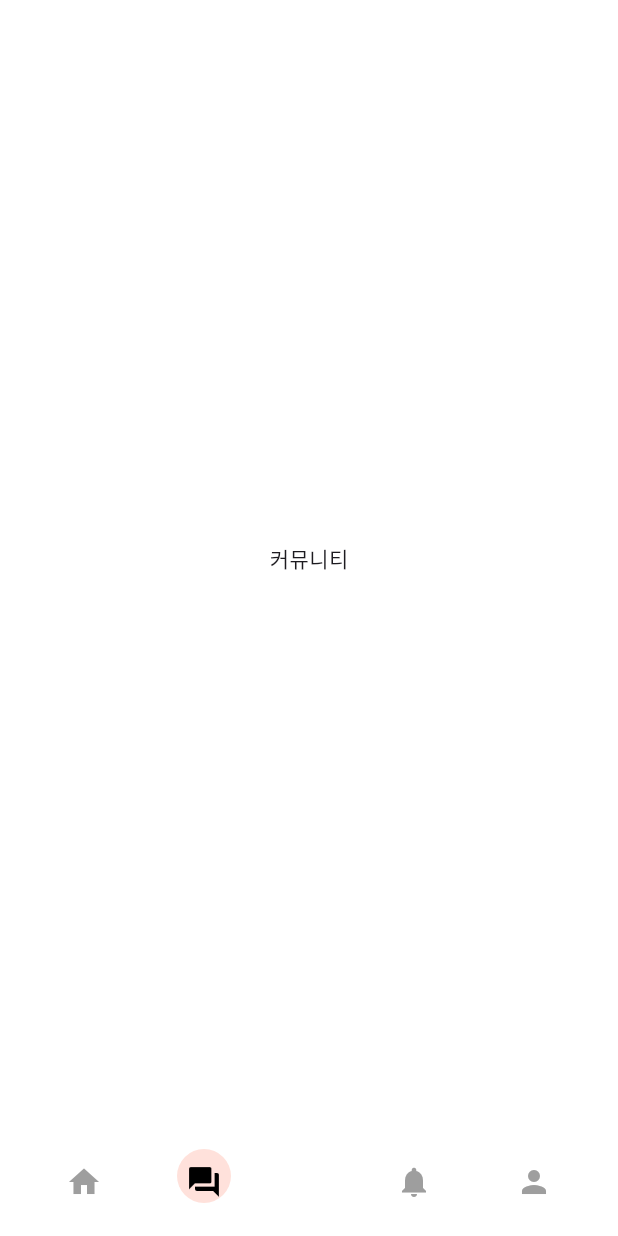
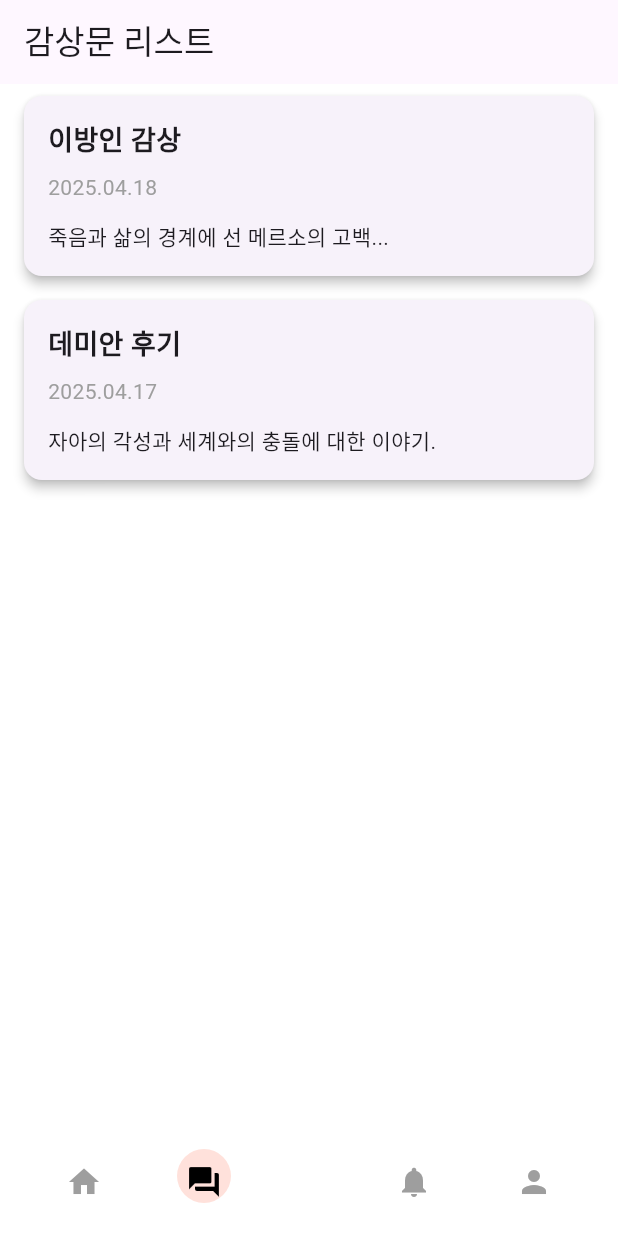
Before and after one commit to yyubin/agora, a Flutter app: the screen it shows after launch, item 2 of the bottom bar chosen, on a phone screen of 412 x 824 dp. Run offline on Flutter 3.47's test engine with Material 3 defaults, Android fonts, the phone set to English and light mode, and no system bars; Roboto replaces fonts that are missing (Pretendard).

Commit message:
feat: add review page

```diff
--- /dev/null
+++ b/lib/features/community/models/review.dart
@@ -0,0 +1,20 @@
+class Review {
+  final String title;
+  final String date;
+  final String content;
+
+  Review({required this.title, required this.date, required this.content});
+}
+
+final List<Review> dummyReviews = [
+  Review(
+    title: '이방인 감상',
+    date: '2025.04.18',
+    content: '죽음과 삶의 경계에 선 메르소의 고백...',
+  ),
+  Review(
+    title: '데미안 후기',
+    date: '2025.04.17',
+    content: '자아의 각성과 세계와의 충돌에 대한 이야기.',
+  ),
+];
--- /dev/null
+++ b/lib/features/community/screens/review_screen.dart
@@ -0,0 +1,20 @@
+import 'package:flutter/material.dart';
+import '../widgets/review_card.dart';
+import '../models/review.dart';
+
+class ReviewScreen extends StatelessWidget {
+  const ReviewScreen({super.key});
+
+  @override
+  Widget build(BuildContext context) {
+    return Scaffold(
+      appBar: AppBar(title: const Text('감상문 리스트')),
+      body: ListView.builder(
+        itemCount: dummyReviews.length,
+        itemBuilder: (context, index) {
+          return ReviewCard(review: dummyReviews[index]);
+        },
+      ),
+    );
+  }
+}
--- /dev/null
+++ b/lib/features/community/widgets/review_card.dart
@@ -0,0 +1,48 @@
+import 'package:flutter/material.dart';
+import '../models/review.dart';
+import '../screens/review_detail_screen.dart';
+
+class ReviewCard extends StatelessWidget {
+  final Review review;
+
+  const ReviewCard({super.key, required this.review});
+
+  @override
+  Widget build(BuildContext context) {
+    return GestureDetector(
+      onTap: () {
+        // Navigator를 사용해 상세 페이지로 이동
+        Navigator.push(
+          context,
+          MaterialPageRoute(
+            builder: (context) => ReviewDetailScreen(review: review),
+          ),
+        );
+      },
+      child: Card(
+        margin: const EdgeInsets.symmetric(horizontal: 16, vertical: 8),
+        elevation: 3,
+        shape: RoundedRectangleBorder(borderRadius: BorderRadius.circular(12)),
+        child: Padding(
+          padding: const EdgeInsets.all(16),
+          child: Column(
+            crossAxisAlignment: CrossAxisAlignment.start,
+            children: [
+              Text(review.title,
+                  style: const TextStyle(
+                      fontSize: 18, fontWeight: FontWeight.bold)),
+              const SizedBox(height: 8),
+              Text(review.date, style: const TextStyle(color: Colors.grey)),
+              const SizedBox(height: 12),
+              Text(
+                review.content,
+                maxLines: 2,
+                overflow: TextOverflow.ellipsis,
+              ),
+            ],
+          ),
+        ),
+      ),
+    );
+  }
+}
--- a/lib/features/home/screens/home_screen.dart
+++ b/lib/features/home/screens/home_screen.dart
@@ -1,5 +1,6 @@
 import 'package:flutter/material.dart';
 import '../widgets/bottom_nav_bar.dart';
+import '../../community/screens/review_screen.dart';
 
 class HomeScreen extends StatefulWidget {
   @override
@@ -14,7 +15,7 @@ class _HomeScreenState extends State<HomeScreen> {
 
   final List<Widget> _pages = [
     Center(child: Text('홈')),
-    Center(child: Text('커뮤니티')),
+    const ReviewScreen(),
     Center(child: Text('글쓰기')),
     Center(child: Text('알림')),
     Center(child: Text('프로필')),
```
Also changed, not shown: lib/features/community/screens/review_detail_screen.dart (added, +30 -0 lines).
